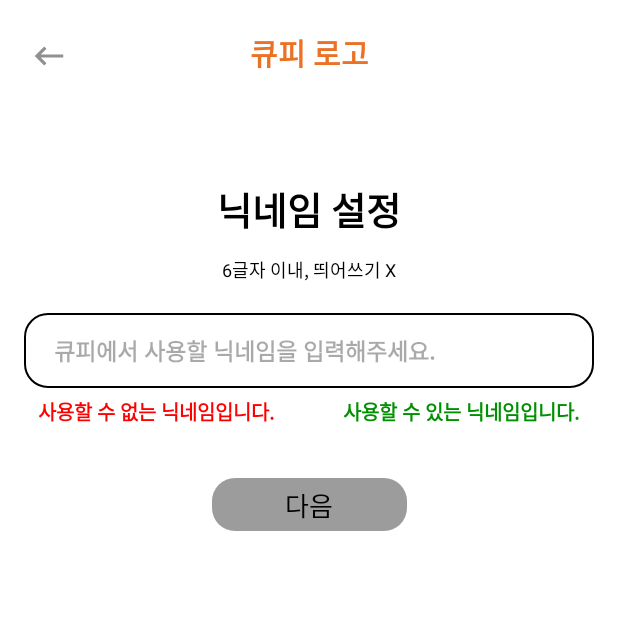
After one commit to qp-official-org/Android, an Android app: the NicknameActivity screen opened directly, with no data from a screen before it, on a phone screen of 412 x 824 dp, the top half of it. The commit adds this screen. Run offline under Robolectric (Android 15) with nearby library versions, the phone set to English and light mode, and no system bars.

Commit message:
[LOGIN] 닉네임, 프로필 설정 화면 추가

```diff
--- a/app/src/main/AndroidManifest.xml
+++ b/app/src/main/AndroidManifest.xml
@@ -24,6 +24,8 @@
         <activity android:name=".DetailedActivity"
             android:windowSoftInputMode="adjustPan"/>
         <activity android:name=".LoginActivity"/>
+        <activity android:name=".NicknameActivity"/>
+        <activity android:name=".ProfileActivity"/>
     </application>
 
 </manifest>
--- a/app/src/main/java/com/example/qp/LoginActivity.kt
+++ b/app/src/main/java/com/example/qp/LoginActivity.kt
@@ -25,5 +25,9 @@ class LoginActivity : AppCompatActivity() {
             binding.loginBtnIv.visibility = View.VISIBLE
             binding.loginBtnTv.visibility = View.VISIBLE
         }
+
+        binding.loginBtnIv.setOnClickListener {
+            startActivity(Intent(this,NicknameActivity::class.java))
+        }
     }
 }
--- /dev/null
+++ b/app/src/main/java/com/example/qp/NicknameActivity.kt
@@ -0,0 +1,32 @@
+package com.example.qp
+
+import android.content.Intent
+import android.os.Bundle
+import android.view.View
+import androidx.appcompat.app.AppCompatActivity
+import com.example.qp.databinding.ActivityNicknameBinding
+
+class NicknameActivity : AppCompatActivity() {
+    lateinit var binding: ActivityNicknameBinding
+
+    override fun onCreate(savedInstanceState: Bundle?) {
+        super.onCreate(savedInstanceState)
+        binding = ActivityNicknameBinding.inflate(layoutInflater)
+        setContentView(binding.root)
+
+        binding.nicknameBackIv.setOnClickListener {
+            startActivity(Intent(this, LoginActivity::class.java))
+        }
+
+        binding.nicknameInvalidNextBtnIv.setOnClickListener {
+            binding.nicknameInvalidNextBtnIv.visibility = View.GONE
+            binding.loginInvalidBtnTv.visibility = View.GONE
+            binding.nicknameNextBtnIv.visibility = View.VISIBLE
+            binding.loginBtnTv.visibility = View.VISIBLE
+        }
+
+        binding.nicknameNextBtnIv.setOnClickListener {
+            startActivity(Intent(this,ProfileActivity::class.java))
+        }
+    }
+}
--- /dev/null
+++ b/app/src/main/res/drawable/baseline_keyboard_backspace_24.xml
@@ -0,0 +1,5 @@
+<vector android:autoMirrored="true" android:height="24dp"
+    android:tint="#909090" android:viewportHeight="24"
+    android:viewportWidth="24" android:width="24dp" xmlns:android="http://schemas.android.com/apk/res/android">
+    <path android:fillColor="@android:color/white" android:pathData="M21,11H6.83l3.58,-3.59L9,6l-6,6 6,6 1.41,-1.41L6.83,13H21z"/>
+</vector>
--- /dev/null
+++ b/app/src/main/res/drawable/btn_login_invalid.xml
@@ -0,0 +1,7 @@
+<?xml version="1.0" encoding="utf-8"?>
+<shape xmlns:android="http://schemas.android.com/apk/res/android"
+    android:shape="rectangle">
+    <solid android:color="@color/light_gray" />
+    <corners android:radius="15dp" />
+
+</shape>
--- /dev/null
+++ b/app/src/main/res/drawable/outline_account_circle_24.xml
@@ -0,0 +1,6 @@
+<vector android:height="24dp" android:tint="#000000"
+    android:viewportHeight="24" android:viewportWidth="24"
+    android:width="24dp" xmlns:android="http://schemas.android.com/apk/res/android">
+    <path android:fillColor="@android:color/white" android:pathData="M12,2C6.48,2 2,6.48 2,12s4.48,10 10,10s10,-4.48 10,-10S17.52,2 12,2zM7.35,18.5C8.66,17.56 10.26,17 12,17s3.34,0.56 4.65,1.5C15.34,19.44 13.74,20 12,20S8.66,19.44 7.35,18.5zM18.14,17.12L18.14,17.12C16.45,15.8 14.32,15 12,15s-4.45,0.8 -6.14,2.12l0,0C4.7,15.73 4,13.95 4,12c0,-4.42 3.58,-8 8,-8s8,3.58 8,8C20,13.95 19.3,15.73 18.14,17.12z"/>
+    <path android:fillColor="@android:color/white" android:pathData="M12,6c-1.93,0 -3.5,1.57 -3.5,3.5S10.07,13 12,13s3.5,-1.57 3.5,-3.5S13.93,6 12,6zM12,11c-0.83,0 -1.5,-0.67 -1.5,-1.5S11.17,8 12,8s1.5,0.67 1.5,1.5S12.83,11 12,11z"/>
+</vector>
--- /dev/null
+++ b/app/src/main/res/drawable/outline_edit_24.xml
@@ -0,0 +1,5 @@
+<vector android:height="24dp" android:tint="#FFFFFF"
+    android:viewportHeight="24" android:viewportWidth="24"
+    android:width="24dp" xmlns:android="http://schemas.android.com/apk/res/android">
+    <path android:fillColor="@android:color/white" android:pathData="M14.06,9.02l0.92,0.92L5.92,19L5,19v-0.92l9.06,-9.06M17.66,3c-0.25,0 -0.51,0.1 -0.7,0.29l-1.83,1.83 3.75,3.75 1.83,-1.83c0.39,-0.39 0.39,-1.02 0,-1.41l-2.34,-2.34c-0.2,-0.2 -0.45,-0.29 -0.71,-0.29zM14.06,6.19L3,17.25L3,21h3.75L17.81,9.94l-3.75,-3.75z"/>
+</vector>
--- a/app/src/main/res/layout/activity_login.xml
+++ b/app/src/main/res/layout/activity_login.xml
@@ -142,7 +142,7 @@
         android:layout_width="wrap_content"
         android:layout_height="wrap_content"
         android:text="틀린 인증번호 입니다."
-        android:textColor="#FF0000"
+        android:textColor="@color/red"
         android:textSize="13sp"
         android:textStyle="bold"
         android:layout_marginTop="5dp"
--- /dev/null
+++ b/app/src/main/res/layout/activity_nickname.xml
@@ -0,0 +1,139 @@
+<?xml version="1.0" encoding="utf-8"?>
+<androidx.constraintlayout.widget.ConstraintLayout xmlns:android="http://schemas.android.com/apk/res/android"
+    android:layout_width="match_parent"
+    android:layout_height="match_parent"
+    android:background="@color/white"
+    xmlns:app="http://schemas.android.com/apk/res-auto">
+
+    <TextView
+        android:id="@+id/nickname_qp_logo_tv"
+        android:layout_width="wrap_content"
+        android:layout_height="wrap_content"
+        android:text="큐피 로고"
+        android:textSize="20dp"
+        android:textStyle="bold"
+        android:textColor="@color/qp"
+        android:layout_marginTop="20dp"
+        app:layout_constraintStart_toStartOf="parent"
+        app:layout_constraintEnd_toEndOf="parent"
+        app:layout_constraintTop_toTopOf="parent" />
+
+    <ImageView
+        android:id="@+id/nickname_back_iv"
+        android:layout_width="25sp"
+        android:layout_height="25sp"
+        android:src="@drawable/baseline_keyboard_backspace_24"
+        app:layout_constraintStart_toStartOf="parent"
+        app:layout_constraintBottom_toBottomOf="@id/nickname_qp_logo_tv"
+        android:layout_marginStart="20dp" />
+
+    <TextView
+        android:id="@+id/nickname_main_tv"
+        android:layout_width="wrap_content"
+        android:layout_height="wrap_content"
+        android:text="닉네임 설정"
+        app:layout_constraintTop_toBottomOf="@id/nickname_qp_logo_tv"
+        app:layout_constraintStart_toStartOf="parent"
+        app:layout_constraintEnd_toEndOf="parent"
+        android:layout_marginTop="70dp"
+        android:textSize="25sp"
+        android:textStyle="bold"
+        android:textColor="@color/black"/>
+
+    <TextView
+        android:id="@+id/nickname_rule_tv"
+        android:layout_width="wrap_content"
+        android:layout_height="wrap_content"
+        android:text="6글자 이내, 띄어쓰기 X"
+        app:layout_constraintTop_toBottomOf="@id/nickname_main_tv"
+        app:layout_constraintStart_toStartOf="parent"
+        app:layout_constraintEnd_toEndOf="parent"
+        android:layout_marginTop="12dp"
+        android:textSize="12sp"
+        android:textColor="@color/black"/>
+
+    <EditText
+        android:id="@+id/nickname_input_et"
+        android:layout_width="380dp"
+        android:layout_height="50dp"
+        android:hint="큐피에서 사용할 닉네임을 입력해주세요."
+        android:textSize="15sp"
+        android:textStyle="bold"
+        app:layout_constraintTop_toBottomOf="@id/nickname_rule_tv"
+        app:layout_constraintStart_toStartOf="parent"
+        app:layout_constraintEnd_toEndOf="parent"
+        android:layout_marginTop="20dp"
+        android:background="@drawable/login_border"/>
+
+    <TextView
+        android:id="@+id/nickname_invalid_tv"
+        android:layout_width="wrap_content"
+        android:layout_height="wrap_content"
+        android:text="사용할 수 없는 닉네임입니다."
+        android:textColor="@color/red"
+        android:textSize="13sp"
+        app:layout_constraintTop_toBottomOf="@id/nickname_input_et"
+        app:layout_constraintStart_toStartOf="parent"
+        android:layout_marginStart="25dp"
+        android:layout_marginTop="5dp"
+        android:textStyle="bold"/>
+    <TextView
+        android:id="@+id/nickname_valid_tv"
+        android:layout_width="wrap_content"
+        android:layout_height="wrap_content"
+        android:text="사용할 수 있는 닉네임입니다."
+        android:textColor="@color/green"
+        android:textSize="13sp"
+        app:layout_constraintTop_toBottomOf="@id/nickname_input_et"
+        app:layout_constraintEnd_toEndOf="parent"
+        android:layout_marginEnd="25dp"
+        android:layout_marginTop="5dp"
+        android:textStyle="bold"/>
+
+
+    <ImageView
+        android:id="@+id/nickname_next_btn_iv"
+        android:layout_width="130dp"
+        android:layout_height="35dp"
+        app:layout_constraintStart_toStartOf="parent"
+        app:layout_constraintEnd_toEndOf="parent"
+        app:layout_constraintTop_toBottomOf="@id/nickname_input_et"
+        android:background="@drawable/btn_login"
+        android:layout_marginTop="60dp"
+        android:visibility="gone"/>
+    <TextView
+        android:id="@+id/login_btn_tv"
+        android:layout_width="wrap_content"
+        android:layout_height="wrap_content"
+        android:text="다음"
+        android:textColor="@color/white"
+        android:textSize="17sp"
+        app:layout_constraintTop_toTopOf="@id/nickname_next_btn_iv"
+        app:layout_constraintBottom_toBottomOf="@id/nickname_next_btn_iv"
+        app:layout_constraintStart_toStartOf="parent"
+        app:layout_constraintEnd_toEndOf="parent"
+        android:visibility="gone"/>
+
+    <ImageView
+        android:id="@+id/nickname_invalid_next_btn_iv"
+        android:layout_width="130dp"
+        android:layout_height="35dp"
+        app:layout_constraintStart_toStartOf="parent"
+        app:layout_constraintEnd_toEndOf="parent"
+        app:layout_constraintTop_toBottomOf="@id/nickname_input_et"
+        android:background="@drawable/btn_login_invalid"
+        android:layout_marginTop="60dp" />
+    <TextView
+        android:id="@+id/login_invalid_btn_tv"
+        android:layout_width="wrap_content"
+        android:layout_height="wrap_content"
+        android:text="다음"
+        android:textColor="@color/black"
+        android:textSize="17sp"
+        app:layout_constraintTop_toTopOf="@id/nickname_invalid_next_btn_iv"
+        app:layout_constraintBottom_toBottomOf="@id/nickname_invalid_next_btn_iv"
+        app:layout_constraintStart_toStartOf="parent"
+        app:layout_constraintEnd_toEndOf="parent" />
+
+
+</androidx.constraintlayout.widget.ConstraintLayout>
--- a/app/src/main/res/values/colors.xml
+++ b/app/src/main/res/values/colors.xml
@@ -9,4 +9,7 @@
     <color name="time">#424242</color>
     <color name="light_gray">#9C9C9C</color>
     <color name="deep_grey">#2E2E2E</color>
+
+    <color name="red">#FF0000</color>
+    <color name="green">#009000</color>
 </resources>
```
Also changed, not shown: app/src/main/java/com/example/qp/ProfileActivity.kt (added, +14 -0 lines), app/src/main/res/drawable/btn_image_edit.xml (added, +7 -0 lines), app/src/main/res/layout/activity_profile.xml (added, +84 -0 lines), 165 other files.
